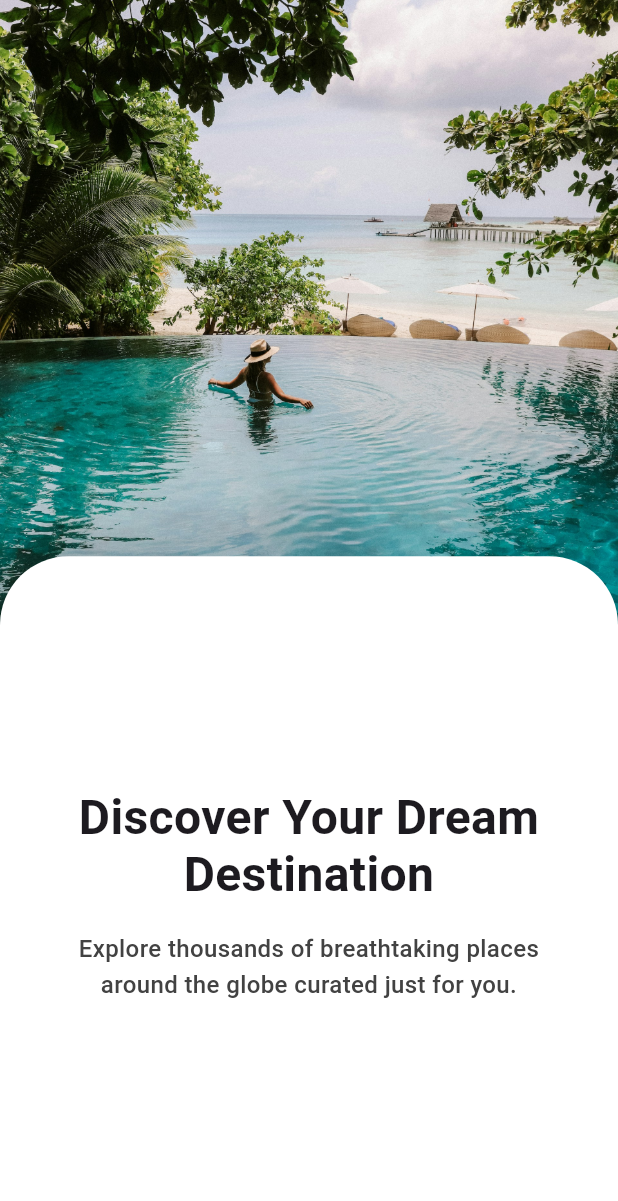
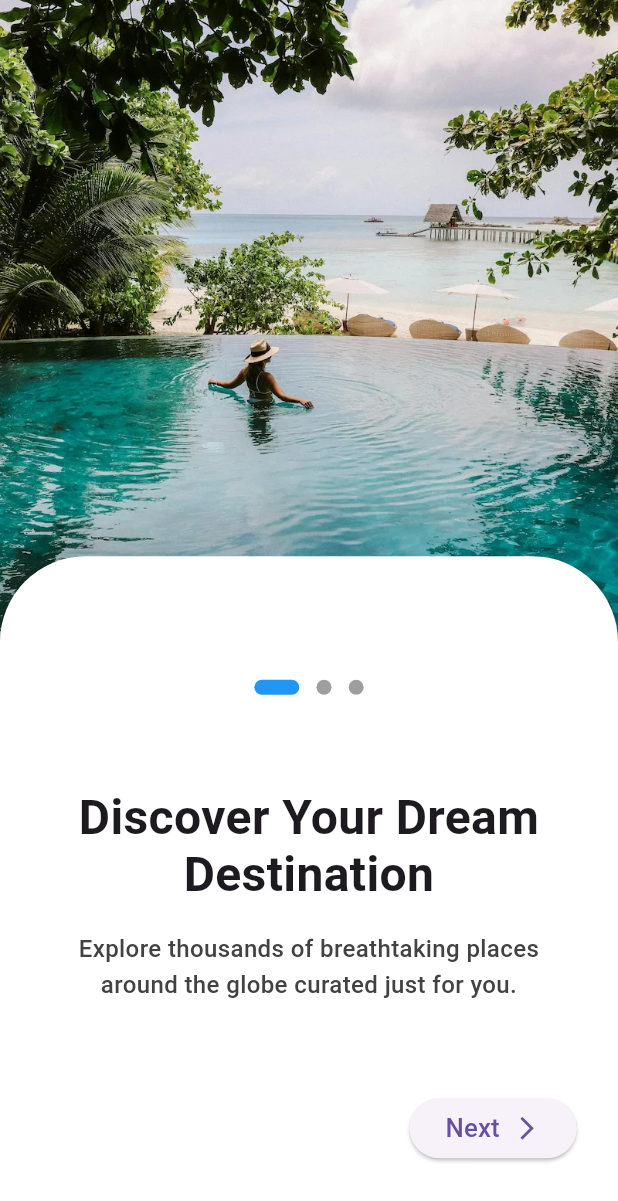
Before and after one commit to HazemEl-masry/vertex, a Flutter app: the screen it shows after launch, on a phone screen of 412 x 824 dp. Shown: the top 1201 px of the screen. Run offline on Flutter 3.47's test engine with Material 3 defaults, Android fonts, the phone set to English and light mode, and no system bars; our stand-ins replace flutter_screenutil, go_router.

Commit message:
Refactor code structure for improved readability and maintainability

```diff
--- a/lib/features/onboarding/presentation/screens/onboarding_screen.dart
+++ b/lib/features/onboarding/presentation/screens/onboarding_screen.dart
@@ -1,4 +1,7 @@
 import 'package:flutter/material.dart';
+import 'package:flutter_screenutil/flutter_screenutil.dart';
+import 'package:go_router/go_router.dart';
+import 'package:vertex/features/onboarding/presentation/widgets/dots_widget.dart';
 import 'package:vertex/features/onboarding/presentation/widgets/onboarding_page_widget.dart';
 
 class OnboardingScreen extends StatefulWidget {
@@ -9,32 +12,104 @@ class OnboardingScreen extends StatefulWidget {
 }
 
 class _OnboardingScreenState extends State<OnboardingScreen> {
+  int currentIndex = 0;
+  late PageController pageController;
+
+  @override
+  void initState() {
+    super.initState();
+    pageController = PageController();
+  }
+
+  @override
+  void didChangeDependencies() {
+    super.didChangeDependencies();
+
+    precacheImage(const AssetImage("assets/images/onboarding_1.webp"), context);
+    precacheImage(const AssetImage("assets/images/onboarding_2.webp"), context);
+    precacheImage(
+      const AssetImage("assets/images/onboarding_3.1.webp"),
+      context,
+    );
+  }
+
+  @override
+  void dispose() {
+    pageController.dispose();
+    super.dispose();
+  }
+
   @override
   Widget build(BuildContext context) {
+    final screenHeight = MediaQuery.of(context).size.height;
+
     return Scaffold(
-      body: SafeArea(
-        child: PageView(
+      body: Stack(
+        children: [
+          PageView(
+            controller: pageController,
+            physics: const NeverScrollableScrollPhysics(),
+            onPageChanged: (value) {
+              setState(() {
+                currentIndex = value;
+              });
+            },
             children: const [
               OnboardingPageWidget(
-              image: 'assets/images/onboarding_1.jpg',
+                image: 'assets/images/onboarding_1.webp',
                 title: 'Discover Your Dream\nDestination',
                 subTitle:
                     'Explore thousands of breathtaking places\naround the globe curated just for you.',
               ),
               OnboardingPageWidget(
-              image: 'assets/images/onboarding_2.jpg',
+                image: 'assets/images/onboarding_2.webp',
                 title: 'Book Flights & Hotels\nEasily',
                 subTitle:
                     'Find the best deals on flights, premium\nhotels, and local transportation all in one\nplace.',
               ),
               OnboardingPageWidget(
-              image: 'assets/images/onboarding_3.jpg',
+                image: 'assets/images/onboarding_3.1.webp',
                 title: 'Plan Your Hajj & Umrah',
                 subTitle:
                     'Exclusive trusted packages designed to give\nyou peace of mind during your spiritual\njourney.',
               ),
             ],
           ),
+
+          Positioned(
+            top: screenHeight * 0.55,
+            left: 0,
+            right: 0,
+            child: DotsWidget(currentIndex: currentIndex),
+          ),
+          Positioned(
+            bottom: 40.h,
+            right: 24.w,
+            child: ElevatedButton(
+              onPressed: () {
+                if (currentIndex < 2) {
+                  pageController.nextPage(
+                    duration: const Duration(milliseconds: 300),
+                    curve: Curves.easeInOut,
+                  );
+                } else {
+                  context.go("/LoginScreen");
+                }
+              },
+              child: Row(
+                mainAxisSize: MainAxisSize.min,
+                children: [
+                  Text(
+                    currentIndex == 2 ? "Finish" : "Next",
+                    style: TextStyle(fontSize: 15.0.sp),
+                  ),
+                  SizedBox(width: 8.w),
+                  Icon(Icons.arrow_forward_ios, size: 16.sp),
+                ],
+              ),
+            ),
+          ),
+        ],
       ),
     );
   }
--- a/lib/features/onboarding/presentation/widgets/dots_widget.dart
+++ b/lib/features/onboarding/presentation/widgets/dots_widget.dart
@@ -16,7 +16,7 @@ class DotsWidget extends StatelessWidget {
           duration: const Duration(milliseconds: 300),
           margin: EdgeInsets.symmetric(horizontal: 5.w),
           height: 10,
-          width: currentIndex == index ? 20 : 10,
+          width: currentIndex == index ? 30 : 10,
           decoration: BoxDecoration(
             color: currentIndex == index ? Colors.blue : Colors.grey,
             borderRadius: BorderRadius.circular(5.r),
--- a/lib/features/onboarding/presentation/widgets/onboarding_page_widget.dart
+++ b/lib/features/onboarding/presentation/widgets/onboarding_page_widget.dart
@@ -15,8 +15,7 @@ class OnboardingPageWidget extends StatelessWidget {
   @override
   Widget build(BuildContext context) {
     final screenHeight = MediaQuery.of(context).size.height;
-    return Scaffold(
-      body: Stack(
+    return Stack(
       children: [
         Positioned(
           top: 0,
@@ -34,8 +33,8 @@ class OnboardingPageWidget extends StatelessWidget {
             decoration: BoxDecoration(
               color: Colors.white,
               borderRadius: BorderRadius.only(
-                  topLeft: Radius.circular(40.0.r),
-                  topRight: Radius.circular(40.0.r),
+                topLeft: Radius.circular(50.0.r),
+                topRight: Radius.circular(50.0.r),
               ),
             ),
             child: Column(
@@ -68,7 +67,6 @@ class OnboardingPageWidget extends StatelessWidget {
           ),
         ),
       ],
-      ),
     );
   }
 }
```
Also changed, not shown: assets/images/onboarding_1.jpg (deleted), assets/images/onboarding_1.webp (added), assets/images/onboarding_2.jpg (deleted), assets/images/onboarding_2.webp (added), assets/images/onboarding_3.1.webp (added), assets/images/onboarding_3.jpg (deleted). Lines whose indentation alone changed are shown as unchanged.
